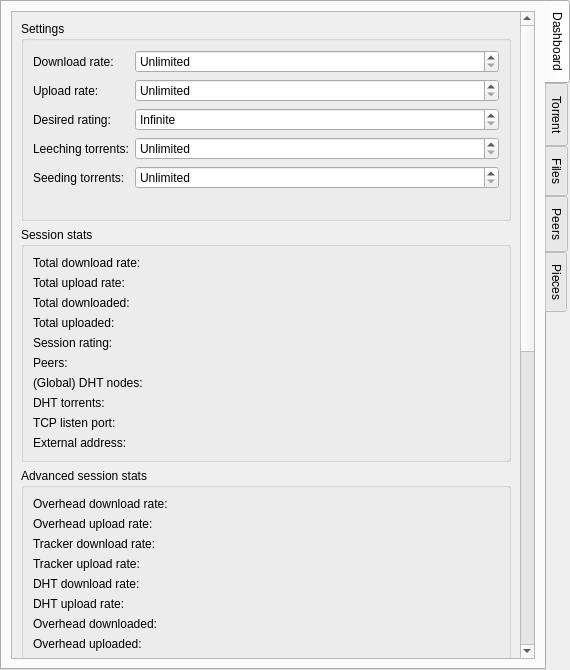
Old version of the form src/plugins/bittorrent/tabwidget.ui in the repository 0xd34df00d/leechcraft.
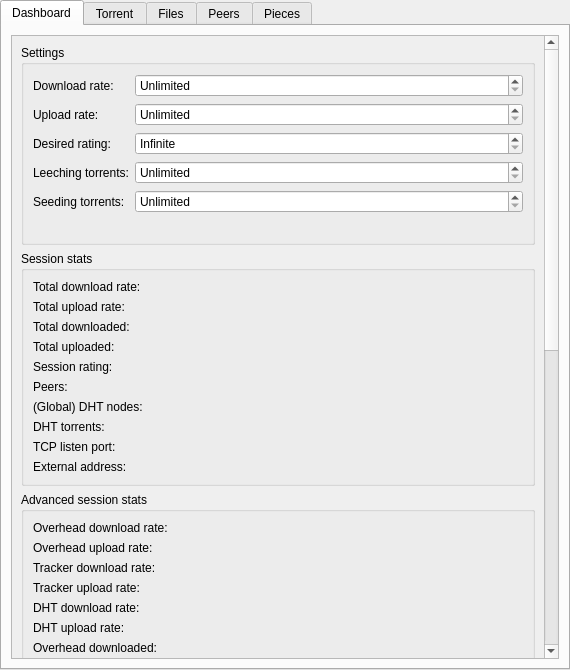
New version of the form. Custom widgets are drawn as their Qt base class.

Commit message: BitTorrent: Beautified a bit the tab widget.

Patch:
```diff
--- a/src/plugins/bittorrent/tabwidget.ui
+++ b/src/plugins/bittorrent/tabwidget.ui
@@ -21,7 +21,7 @@
    <string>LeechCraft::BitTorrent dashboard</string>
   </property>
   <property name="tabPosition">
-   <enum>QTabWidget::East</enum>
+   <enum>QTabWidget::North</enum>
   </property>
   <property name="tabShape">
    <enum>QTabWidget::Rounded</enum>
@@ -47,8 +47,8 @@
         <rect>
          <x>0</x>
          <y>0</y>
-         <width>506</width>
-         <height>1296</height>
+         <width>537</width>
+         <height>1298</height>
         </rect>
        </property>
        <layout class="QVBoxLayout" name="verticalLayout_6">
```
Left out of the diff: 10 changed lines with no effect on the pictures.
